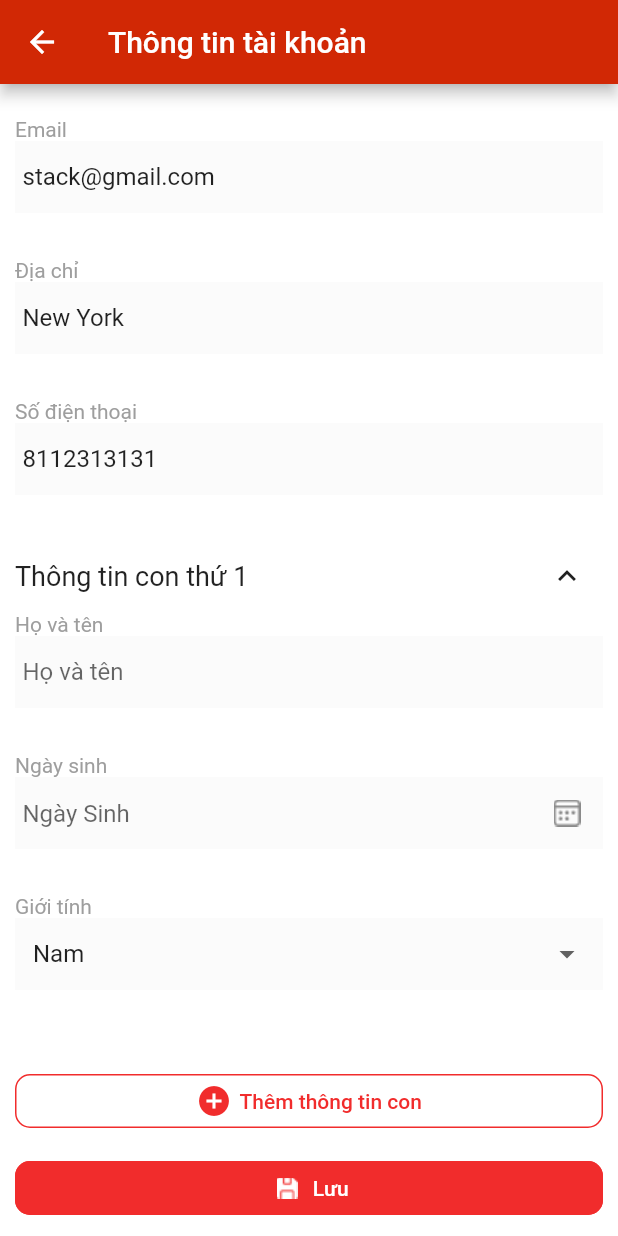
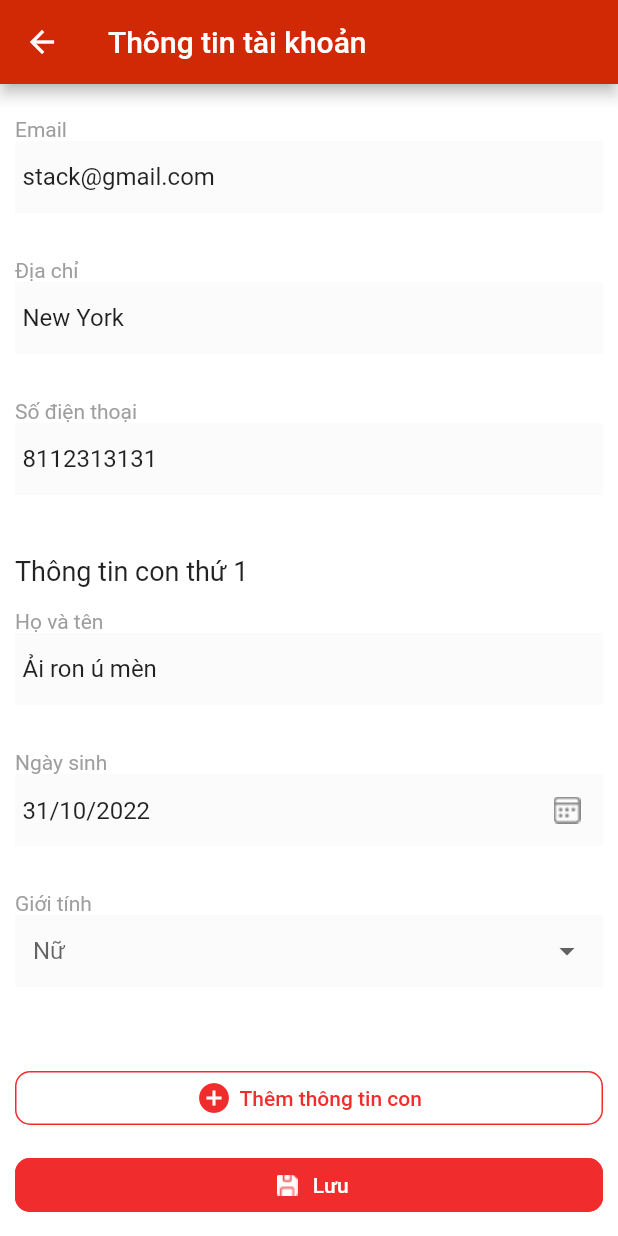
Before and after one commit to jynd/fresher_mobile, a Flutter app: the AcountInfoScreen screen opened directly, scrolled down 450 dp, on a phone screen of 412 x 824 dp. Run offline on Flutter 3.47's test engine with Material 2 defaults, Android fonts, the phone set to English and light mode, and no system bars; our stand-ins replace image_picker, permission_handler; missing offline and left inert: image_picker_for_web; network calls fail.

Commit message:
nam commit 31/10

```diff
--- a/lib/Controllers/product_controller.dart
+++ b/lib/Controllers/product_controller.dart
@@ -1,17 +1,27 @@
 import 'package:flutter/material.dart';
 import 'package:training_flutter/Models/product_model.dart';
+import 'package:training_flutter/Widgets/add_children.dart';
 
 class ProductController extends ChangeNotifier {
   // final List<ProductModel> _list = <ProductModel>[];
   // List<ProductModel> get list => _list;
   List<TextEditingController> nameChildAddcontroller = [];
+  final List<DynamicWidget> listDynamic = [];
+  addDynamic() {
+    listDynamic.add(const DynamicWidget());
+    notifyListeners();
+  }
 
-  // List<ChildModel> listcon = [
-  //
-  // ];
-  List<ProductModel> list = [
-    ProductModel('https://encrypted-tbn0.gstatic.com/images?q=tbn:ANd9GcRiUSN4K9DpzOG_bdneob8ysK5ZSu1efzOvCw&usqp=CAU','Tô Ny Sờ Tắc', DateTime.utc(2002, 09, 23), 'Nam',
-        'stack@gmail.com', 'New York', 08112313131)
+  final List<ProductModel> list = <ProductModel>[
+    ProductModel(
+        'https://encrypted-tbn0.gstatic.com/images?q=tbn:ANd9GcRiUSN4K9DpzOG_bdneob8ysK5ZSu1efzOvCw&usqp=CAU',
+        'Tô Ny Sờ Tắc',
+        DateTime.utc(2002, 09, 23),
+        'Nam',
+        'stack@gmail.com',
+        'New York',
+        08112313131,
+        <ChildModel>[ChildModel("Ải ron ú mèn", DateTime.now(), "Nữ")])
   ];
   // void update(int index, String name, DateTime bir, String emai, String adr, String sexe, int tlnumber){
   //     int index = list.indexWhere((element) => element?.name == name);
@@ -22,4 +32,13 @@ class ProductController extends ChangeNotifier {
   //     list[index].telenumber = tlnumber;
   //     notifyListeners();
   // }
+  void Clear(int id) {
+    nameChildAddcontroller.remove(id);
+    notifyListeners();
+  }
+
+  void removeChild(int index) {
+    listDynamic.removeAt(index);
+    notifyListeners();
+  }
 }
--- a/lib/Models/product_model.dart
+++ b/lib/Models/product_model.dart
@@ -8,16 +8,17 @@ class ProductModel {
   String email;
   String address;
   int telenumber;
-  // List<ChildModel> listcon;
+  final List<ChildModel> listcon;
 
-  ProductModel(this.avatar,this.name, this.birthday, this.sexe, this.email, this.address,
-      this.telenumber);
+  ProductModel(this.avatar, this.name, this.birthday, this.sexe, this.email,
+      this.address, this.telenumber,
+      [this.listcon = const <ChildModel>[]]);
 }
 
-// class ChildModel {
-//   String nameChild;
-//   DateTime birthdayChild;
-//   String sexeChild;
-//
-//   ChildModel(this.nameChild, this.birthdayChild, this.sexeChild);
-// }
+class ChildModel {
+  String nameChild;
+  DateTime birthdayChild;
+  String sexeChild;
+
+  ChildModel(this.nameChild, this.birthdayChild, this.sexeChild);
+}
--- a/lib/Screens/acount_info_screen.dart
+++ b/lib/Screens/acount_info_screen.dart
@@ -21,6 +21,7 @@ class AcountInfoScreen extends StatefulWidget {
 class _AcountInfoScreenState extends State<AcountInfoScreen> {
   File? image;
   var currentItemSelected;
+  var currentItemSelected2;
   var formatDate = DateFormat("dd/MM/yyyy");
   var formatDate2 = DateFormat("yyyy");
   var date = DateTime.now().year;
@@ -31,7 +32,6 @@ class _AcountInfoScreenState extends State<AcountInfoScreen> {
   String itemsexe = "";
   var listItem = ['Nam', 'Nữ'];
   bool isExpanded = false;
-  final List<DynamicWidget> listDynamic = [];
   final TextEditingController _dateController = TextEditingController();
   final TextEditingController _emailTextField = TextEditingController();
   final TextEditingController _sexeTextField = TextEditingController();
@@ -42,11 +42,6 @@ class _AcountInfoScreenState extends State<AcountInfoScreen> {
   final TextEditingController _dateChildController = TextEditingController();
   final _formKey = GlobalKey<FormState>();
   late int selectedYear = _read.list[0].birthday.year;
-  addDynamic() {
-    listDynamic.add(const DynamicWidget());
-    setState(() {});
-  }
-
   void caculateAge() {
     age = date - selectedYear;
   }
@@ -94,7 +89,9 @@ class _AcountInfoScreenState extends State<AcountInfoScreen> {
       _sexeTextField.text = _read.list[0].sexe;
       _tlnumberTextField.text = _read.list[0].telenumber.toString();
       _nameTextField.text = _read.list[0].name;
-      // _nameChildTextField.text = _read.list[0].listcon[0].nameChild;
+      _nameChildTextField.text = _read.list[0].listcon[0].nameChild;
+      _dateChildController.text = formatDate.format(
+          DateTime.parse(_read.list[0].listcon[0].birthdayChild.toString()));
     });
     super.initState();
   }
@@ -199,11 +196,9 @@ class _AcountInfoScreenState extends State<AcountInfoScreen> {
                                 firstDate: DateTime(1960),
                                 lastDate: DateTime.now());
                             if (pickeddate != null) {
-                              setState(() {
                               _dateController.text =
                                   DateFormat('dd/MM/yyyy').format(pickeddate);
                               selectedYear = pickeddate.year;
-                              });
                             }
                           },
                         ),
@@ -231,9 +226,9 @@ class _AcountInfoScreenState extends State<AcountInfoScreen> {
                             );
                           }).toList(),
                           onChanged: (newValueSelected) {
-                            setState(() {
+                            // setState(() {
                             currentItemSelected = newValueSelected!;
-                            });
+                            // });
                           },
                           value: currentItemSelected,
                         ),
@@ -265,7 +260,7 @@ class _AcountInfoScreenState extends State<AcountInfoScreen> {
                           }
                         },
                       ),
-                      SizedBox(
+                      const SizedBox(
                         height: 30,
                       ),
                       const Align(
@@ -304,11 +299,11 @@ class _AcountInfoScreenState extends State<AcountInfoScreen> {
                           }
                         },
                       ),
-                      SizedBox(
-                        height: 30,
+                      const SizedBox(
+                        height: 40,
                       ),
-                      Row(children: [
-                        const Expanded(
+                      Row(children: const [
+                        Expanded(
                           child: Align(
                             alignment: Alignment.centerLeft,
                             child: Text(
@@ -317,23 +312,25 @@ class _AcountInfoScreenState extends State<AcountInfoScreen> {
                             ),
                           ),
                         ),
-                        Expanded(
-                          child: Align(
-                            alignment: Alignment.centerRight,
-                            child: IconButton(
-                              icon: isExpanded
-                                  ? const Icon(Icons.expand_more)
-                                  : const Icon(Icons.expand_less),
-                              onPressed: () {
-                                setState(() {
-                                  isExpanded = !isExpanded;
-                                });
-                              },
+                        // Expanded(
+                        //   child: Align(
+                        //     alignment: Alignment.centerRight,
+                        //     child: IconButton(
+                        //       icon: isExpanded
+                        //           ? const Icon(Icons.expand_more)
+                        //           : const Icon(Icons.expand_less),
+                        //       onPressed: () {
+                        //         setState(() {
+                        //           isExpanded = !isExpanded;
+                        //         });
+                        //       },
+                        //     ),
+                        //   ),
+                        // ),
+                      ]),
+                      const SizedBox(
+                        height: 15,
                       ),
-                          ),
-                        ),
-                      ]),
-                      if (!isExpanded)
                       Column(
                         children: [
                           const Align(
@@ -380,11 +377,11 @@ class _AcountInfoScreenState extends State<AcountInfoScreen> {
                                     firstDate: DateTime(2000),
                                     lastDate: DateTime.now());
                                 if (pickeddate != null) {
-                                    setState(() {
+                                  // setState(() {
                                   _dateChildController.text =
                                       DateFormat('dd/MM/yyyy')
                                           .format(pickeddate);
-                                    });
+                                  // });
                                 }
                               },
                             ),
@@ -399,9 +396,11 @@ class _AcountInfoScreenState extends State<AcountInfoScreen> {
                             width: double.infinity,
                             padding: const EdgeInsets.only(bottom: 30),
                             child: DropdownButtonFormField<String>(
-                                decoration: const InputDecoration(
-                                  fillColor: Color(0xfffbfbfb),
+                              decoration: InputDecoration(
+                                hintText: _watch.list[0].listcon[0].sexeChild,
+                                fillColor: const Color(0xfffbfbfb),
                                 filled: true,
+                                hintStyle: const TextStyle(color: Colors.black),
                                 border: InputBorder.none,
                               ),
                               items: listItem.map((String newValue) {
@@ -411,11 +410,11 @@ class _AcountInfoScreenState extends State<AcountInfoScreen> {
                                 );
                               }).toList(),
                               onChanged: (newValueSelected) {
-                                  setState(() {
-                                    currentItemSelected = newValueSelected!;
-                                  });
+                                // setState(() {
+                                currentItemSelected2 = newValueSelected!;
+                                // });
                               },
-                                value: currentItemSelected,
+                              value: currentItemSelected2,
                             ),
                           ),
                         ],
@@ -429,7 +428,7 @@ class _AcountInfoScreenState extends State<AcountInfoScreen> {
                             ListView.builder(
                               shrinkWrap: true,
                               physics: const NeverScrollableScrollPhysics(),
-                              itemCount: listDynamic.length,
+                              itemCount: _read.listDynamic.length,
                               itemBuilder: (_, index) =>
                                   DynamicWidget(index: index),
                             )
@@ -451,9 +450,10 @@ class _AcountInfoScreenState extends State<AcountInfoScreen> {
                                       color: Color(0xffF12C2C)),
                                   borderRadius: BorderRadius.circular(10)),
                               onPressed: () {
-                                addDynamic();
+                                _read.addDynamic();
                                 _nameChildTextField.text = '';
-                                // _read.nameChildAddcontroller.clear();
+                                // _read.Clear();
+                                print(_read.nameChildAddcontroller);
                               },
                               child: Row(
                                 mainAxisAlignment: MainAxisAlignment.center,
```
Also changed, not shown: lib/Widgets/add_children.dart (+12 -11 lines). Lines whose indentation alone changed are shown as unchanged.
